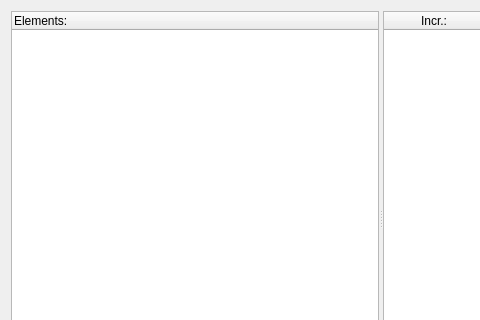
Qt form GCXMLGenerator/forms/gcsnippetsform.ui (goblincoding/xmlmill) before a commit; both pictures show x 0 to 480 and y 0 to 320 of the 761 by 463 pixel window.
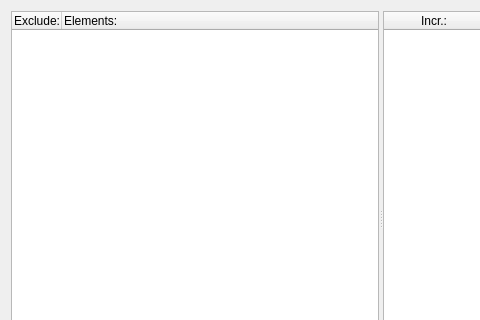
The same form after that commit. Icons and pictures are not drawn.

Commit message: Three days later and snippet inserts work...what a mission, now to allow the user to exclude attributes from the snippet (we can already exclude elements).

The edit to the form file:
```diff
--- a/GCXMLGenerator/forms/gcsnippetsform.ui
+++ b/GCXMLGenerator/forms/gcsnippetsform.ui
@@ -57,8 +57,19 @@
        <bool>true</bool>
       </property>
       <property name="columnCount">
-       <number>1</number>
+       <number>2</number>
       </property>
+      <attribute name="headerCascadingSectionResizes">
+       <bool>true</bool>
+      </attribute>
+      <attribute name="headerDefaultSectionSize">
+       <number>50</number>
+      </attribute>
+      <column>
+       <property name="text">
+        <string>Exclude:</string>
+       </property>
+      </column>
       <column>
        <property name="text">
         <string>Elements:</string>
```
The commit also changes 3 other files.
